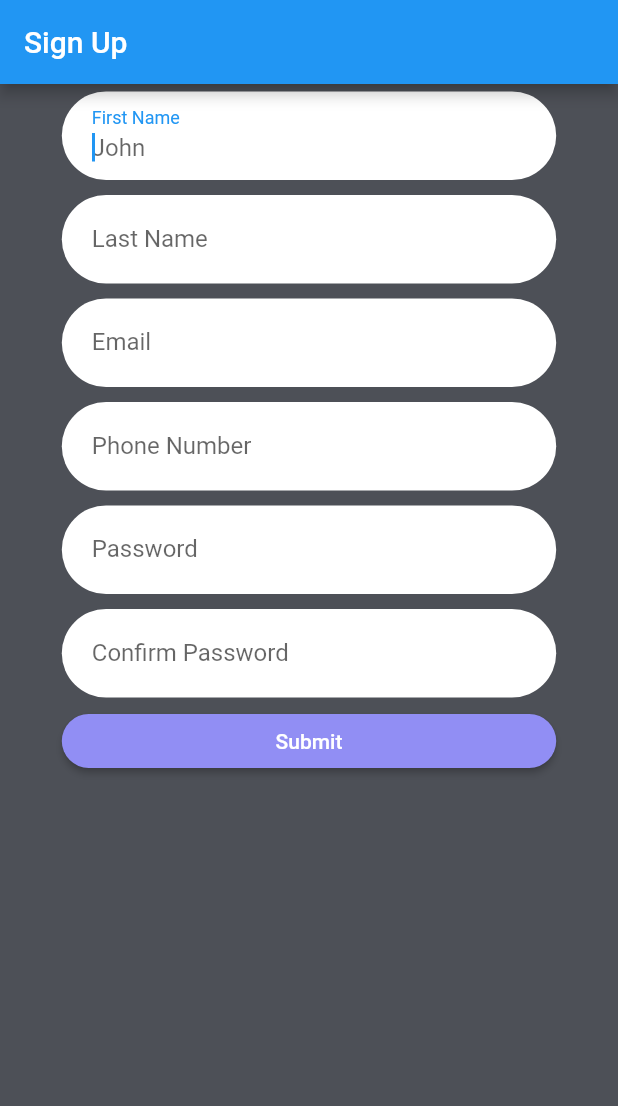
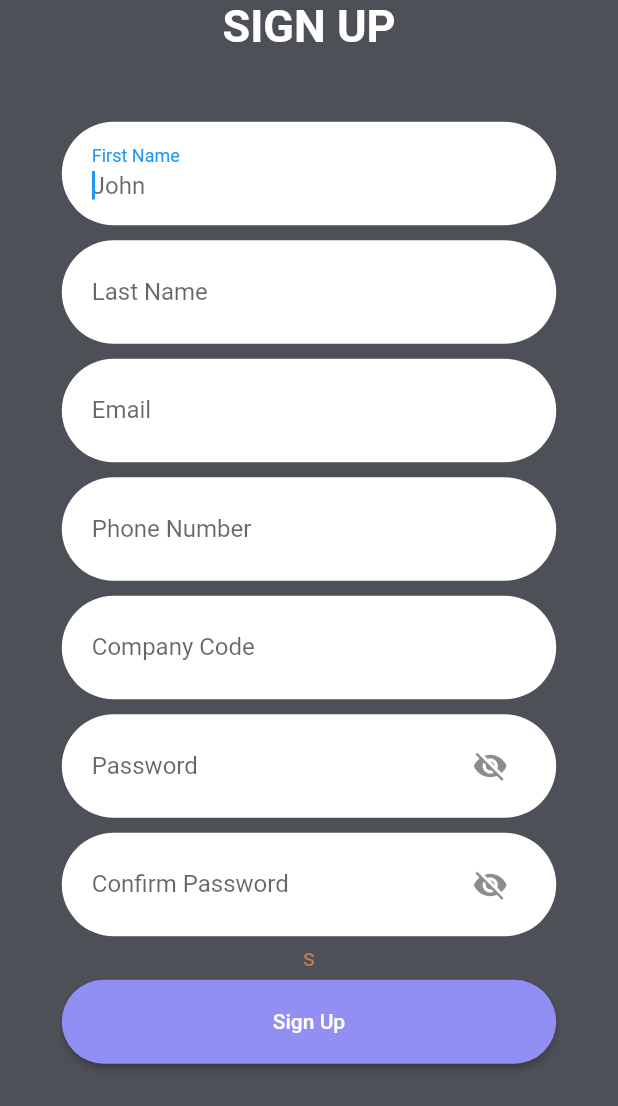
Before and after one commit to cgprats/COP4331-SchedulingManager, a Flutter app: the screen it shows after launch, on a phone screen of 412 x 824 dp. Shown: the top 1106 px of the screen. Run offline on Flutter 3.47's test engine with Material 2 defaults, Android fonts, the phone set to English and light mode, and no system bars; accounts and stored records are empty.

Commit message:
Update Sign Up Page

```diff
--- a/mobile/lib/components/rounded-password-field.dart
+++ /dev/null
@@ -1,41 +0,0 @@
-import 'package:flutter/material.dart';
-
-import 'package:mobile/utils/CustomColors.dart';
-import 'text_field_container.dart';
-
-class RoundedPasswordField extends StatelessWidget {
-  final String? hintText;
-  final String? labelText;
-  final double? width;
-  final double? height;
-  final Function(String)? onChanged;
-  final bool autofocus;
-
-  const RoundedPasswordField({
-    //   Key key,
-    this.hintText = 'Password',
-    this.labelText = 'Password',
-    this.width,
-    this.height,
-    this.onChanged,
-    this.autofocus = false,
-  }); // : super(key: key);
-
-  @override
-  Widget build(BuildContext context) {
-    return TextFieldContainer(
-      child: TextField(
-        obscureText: true,
-        decoration: InputDecoration(
-          hintText: this.hintText,
-          labelText: this.labelText,
-          border: InputBorder.none,
-        ),
-        onChanged: this.onChanged,
-        autofocus: this.autofocus,
-      ),
-      width: this.width,
-      height: this.height,
-    );
-  }
-}
--- a/mobile/lib/components/rounded_button.dart
+++ b/mobile/lib/components/rounded_button.dart
@@ -21,10 +21,13 @@ class RoundedButton extends StatelessWidget {
 
   @override
   Widget build(BuildContext context) {
-    return ElevatedButton(
+    return Container(
+      width: this.width,
+      margin: EdgeInsets.symmetric(vertical: 5),
+      child: ElevatedButton(
         style: ButtonStyle(
           padding: MaterialStateProperty.all<EdgeInsetsGeometry>(
-          EdgeInsets.symmetric(vertical: 0, horizontal: 20),
+            EdgeInsets.symmetric(vertical: 20, horizontal: 20),
           ),
           backgroundColor: MaterialStateProperty.all<Color>(
             this.color,
@@ -34,15 +37,16 @@ class RoundedButton extends StatelessWidget {
               borderRadius: BorderRadius.circular(999),
             ),
           ),
-        fixedSize: MaterialStateProperty.all<Size>(
-          Size(this.width, this.height),
-        ),
+          // fixedSize: MaterialStateProperty.all<Size>(
+          //   Size(this.width, this.height),
+          // ),
         ),
         child: Text(
           this.text,
           style: TextStyle(color: this.textColor),
         ),
         onPressed: onPress,
+      ),
     );
   }
 }
--- a/mobile/lib/components/rounded_input_field.dart
+++ b/mobile/lib/components/rounded_input_field.dart
@@ -4,34 +4,51 @@ import 'package:mobile/utils/CustomColors.dart';
 import 'text_field_container.dart';
 
 class RoundedInputField extends StatelessWidget {
-  final String? hintText;
-  final String? labelText;
-  final double? width;
-  final double? height;
-  final Function(String)? onChanged;
-  final bool autofocus;
+  final String? hintText, labelText, errorMessage;
+  final double? width, height;
+  final Function(String)? onChanged, onFieldSubmitted;
+  final bool obscureText, autofocus, required;
+  final TextInputAction textInputAction;
+  final IconButton? suffixIcon;
 
   const RoundedInputField({
-    //Key key,
+    //   Key key,
     this.hintText,
     this.labelText,
+    this.errorMessage = 'Field cannot be empty',
     this.width,
     this.height,
     this.onChanged,
+    this.onFieldSubmitted,
+    this.obscureText = false,
     this.autofocus = false,
-  }); //: super(key: key);
+    this.required = true,
+    this.textInputAction = TextInputAction.next,
+    this.suffixIcon,
+  }); // : super(key: key);
 
   @override
   Widget build(BuildContext context) {
     return TextFieldContainer(
-      child: TextField(
+      child: TextFormField(
+        obscureText: this.obscureText,
         decoration: InputDecoration(
           hintText: this.hintText,
           labelText: this.labelText,
           border: InputBorder.none,
+          suffixIcon: this.suffixIcon,
         ),
+        validator: (value) {
+          // if (this.required && (value == null || value.isEmpty)) {
+          //   return this.errorMessage;
+          // }
+          return null;
+        },
         onChanged: this.onChanged,
+        onFieldSubmitted: this.onFieldSubmitted,
         autofocus: this.autofocus,
+        textInputAction: this.textInputAction,
+
       ),
       width: this.width,
       height: this.height,
--- a/mobile/lib/components/text_field_container.dart
+++ b/mobile/lib/components/text_field_container.dart
@@ -20,7 +20,7 @@ class TextFieldContainer extends StatelessWidget {
   Widget build(BuildContext context) {
     return Container(
       margin: EdgeInsets.symmetric(vertical: 5),
-      padding: EdgeInsets.symmetric(vertical: 0, horizontal: 20),
+      padding: EdgeInsets.symmetric(vertical: 5, horizontal: 20),
       width: this.width,
       height: this.height,
       decoration: BoxDecoration(
--- a/mobile/lib/screens/SignUpScreen.dart
+++ b/mobile/lib/screens/SignUpScreen.dart
@@ -7,7 +7,6 @@ import 'package:mobile/utils/global_data.dart';
 import 'package:mobile/utils/getAPI.dart';
 import 'package:mobile/utils/CustomColors.dart';
 import 'package:mobile/components/rounded_input_field.dart';
-import 'package:mobile/components/rounded-password-field.dart';
 import 'package:mobile/components/rounded_button.dart';
 
 class SignUpScreen extends StatefulWidget {
@@ -16,15 +15,6 @@ class SignUpScreen extends StatefulWidget {
 }
 
 class _SignUpScreenState extends State<SignUpScreen> {
-  final _formKey = GlobalKey<FormState>();
-  String? firstName,
-      lastName,
-      phone,
-      email,
-      password,
-      passwordConfirm,
-      employerCode;
-
   @override
   Widget build(BuildContext context) {
     // MediaQueryData mq = MediaQuery.of(context);
@@ -32,71 +22,33 @@ class _SignUpScreenState extends State<SignUpScreen> {
     //   mq.size.width,
     //   mq.size.height - mq.viewInsets.vertical - mq.viewPadding.vertical - mq.padding.vertical,
     // );
-    Size size = MediaQuery.of(context).size;
+    Size _size = MediaQuery.of(context).size;
     return Scaffold(
-      appBar: AppBar(
-        title: Text('Sign Up'),
-      ),
+      // appBar: AppBar(
+      //   title: Text('Sign Up'),
+      // ),
       body: SingleChildScrollView(
+        padding: EdgeInsets.only(top: MediaQuery.of(context).viewPadding.top),
         child: Container(
           // height: size.height,
           width: double.infinity,
           child: Column(
             mainAxisAlignment: MainAxisAlignment.center,
-            crossAxisAlignment: CrossAxisAlignment.center,
+            // crossAxisAlignment: CrossAxisAlignment.center,
             children: <Widget>[
-              RoundedInputField(
-                labelText: 'First Name',
-                hintText: 'John',
-                width: size.width * 0.8,
-                onChanged: (text) {
-                  firstName = text;
-                },
-                autofocus: true,
+              _AccountTypeSelector(),
+              Text(
+                "SIGN UP",
+                style: TextStyle(
+                  fontWeight: FontWeight.bold,
+                  color: CustomColors.white,
+                  fontSize: 30,
+                ),
               ),
-              RoundedInputField(
-                labelText: 'Last Name',
-                hintText: 'Doe',
-                width: size.width * 0.8,
-                onChanged: (text) {
-                  lastName = text;
-                },
+              SizedBox(
+                height: _size.height * 0.05,
               ),
-              RoundedInputField(
-                labelText: 'Email',
-                hintText: 'john.doe@email.com',
-                width: size.width * 0.8,
-                onChanged: (text) {
-                  email = text;
-                },
-              ),
-              RoundedInputField(
-                labelText: 'Phone Number',
-                hintText: '(123) 456-7890',
-                width: size.width * 0.8,
-                onChanged: (text) {
-                  phone = text;
-                },
-              ),
-              RoundedPasswordField(
-                width: size.width * 0.8,
-                onChanged: (text) {
-                  password = text;
-                },
-              ),
-              RoundedPasswordField(
-                labelText: 'Confirm Password',
-                hintText: 'Confirm Password',
-                width: size.width * 0.8,
-                onChanged: (text) {
-                  passwordConfirm = text;
-                },
-              ),
-              RoundedButton(
-                text: 'Submit',
-                onPress: registerWorker,
-                width: size.width * 0.8,
-              ),
+              _SignUpForm(),
             ],
           ),
         ),
@@ -104,29 +56,176 @@ class _SignUpScreenState extends State<SignUpScreen> {
       backgroundColor: CustomColors.grey,
     );
   }
+}
 
-  void registerWorker() async {
-    String dir = '/registerworker';
-    Map payload = {
-      'firstName': firstName,
-      'lastName': lastName,
-      'phone': phone,
-      'email': email,
-      'password': password,
-      'password_confirm': passwordConfirm,
-      'employercode': employerCode,
-    };
-    String ret = await API.getJson(dir, payload);
+class _SignUpForm extends StatefulWidget {
+  @override
+  _SignUpFormState createState() => _SignUpFormState();
+}
+
+class _SignUpFormState extends State<_SignUpForm> {
+  final _formKey = GlobalKey<FormState>();
+  Map _payload = Map();
+  bool _visible1 = false, _visible2 = false;
+  String _errorMessage = 's';
+
+  @override
+  Widget build(BuildContext context) {
+    Size _size = MediaQuery.of(context).size;
+    _payload['flag'] = 0;
+    return Form(
+      key: _formKey,
+      child: Column(
+        children: <Widget>[
+          RoundedInputField(
+            labelText: 'First Name',
+            hintText: 'John',
+            width: _size.width * 0.8,
+            onChanged: (text) {
+              _payload['firstName'] = text;
+            },
+            autofocus: true,
+          ),
+          RoundedInputField(
+            labelText: 'Last Name',
+            hintText: 'Doe',
+            width: _size.width * 0.8,
+            onChanged: (text) {
+              _payload['lastName'] = text;
+            },
+          ),
+          RoundedInputField(
+            labelText: 'Email',
+            hintText: 'john.doe@email.com',
+            width: _size.width * 0.8,
+            onChanged: (text) {
+              _payload['email'] = text;
+            },
+          ),
+          RoundedInputField(
+            labelText: 'Phone Number',
+            hintText: '(123) 456-7890',
+            width: _size.width * 0.8,
+            onChanged: (text) {
+              _payload['phone'] = text;
+            },
+          ),
+          RoundedInputField(
+            labelText: 'Company ' +
+                () {
+                  if (_payload['flag'] == 1)
+                    return 'Name';
+                  else
+                    return 'Code';
+                }(),
+            hintText: '1234',
+            width: _size.width * 0.8,
+            onChanged: (text) {
+              if (_payload['flag'] == 1)
+                _payload['companyName'] = text;
+              else
+                _payload['companyCode'] = text;
+            },
+          ),
+          RoundedInputField(
+            labelText: 'Password',
+            hintText: 'Password',
+            obscureText: !_visible1,
+            width: _size.width * 0.8,
+            onChanged: (text) {
+              _payload['password'] = text;
+            },
+            suffixIcon: IconButton(
+              icon: Icon(
+                _visible1 ? Icons.visibility : Icons.visibility_off,
+              ),
+              onPressed: () {
+                setState(() {
+                  _visible1 = !_visible1;
+                });
+              },
+            ),
+          ),
+          RoundedInputField(
+            labelText: 'Confirm Password',
+            hintText: 'Confirm Password',
+            obscureText: !_visible2,
+            width: _size.width * 0.8,
+            textInputAction: TextInputAction.done,
+            onChanged: (text) {
+              _payload['password_confirm'] = text;
+            },
+            suffixIcon: IconButton(
+              icon: Icon(
+                _visible2 ? Icons.visibility : Icons.visibility_off,
+              ),
+              onPressed: () {
+                setState(() {
+                  _visible2 = !_visible2;
+                });
+              },
+            ),
+            onFieldSubmitted: (text) {
+              if (_formKey.currentState!.validate()) {
+                _register(_payload);
+              }
+            },
+          ),
+          Visibility(
+            visible: _errorMessage.isNotEmpty,
+            child: Text(
+              _errorMessage,
+              style: TextStyle(
+                color: CustomColors.orange,
+                fontSize: 16,
+              ),
+            ),
+          ),
+          RoundedButton(
+            text: 'Sign Up',
+            width: _size.width * 0.8,
+            color: _payload['flag'] == 1
+                ? CustomColors.green
+                : CustomColors.purple,
+            onPress: () {
+              if (_formKey.currentState!.validate()) {
+                _register(_payload);
+              }
+            },
+          ),
+        ],
+      ),
+    );
+  }
+
+  void _register(Map _payload) async {
+    String dir = '/register';
+    String ret = await API.getJson(dir, _payload);
+    print(ret);
     var jsonObj = json.decode(ret);
     if (ret.isEmpty) {
-      print('something is fucked up!');
+      print('oh no :(');
     } else {
-      GlobalData.firstName = jsonObj['firstName'];
-      GlobalData.lastName = jsonObj['lastName'];
-      GlobalData.phone = jsonObj['phone'];
-      GlobalData.email = jsonObj['email'];
-      GlobalData.password = jsonObj['password'];
-      GlobalData.companyInfo = jsonObj['employercode'];
+      setState(
+        () {
+          _errorMessage =
+              jsonObj['error'].startsWith('Success: ') ? '' : jsonObj['error'];
+        },
+      );
     }
   }
 }
+
+class _AccountTypeSelector extends StatefulWidget {
+  @override
+  _AccountTypeSelectorState createState() => _AccountTypeSelectorState();
+}
+
+class _AccountTypeSelectorState extends State<_AccountTypeSelector> {
+  @override
+  Widget build(BuildContext context) {
+    return Container(
+
+    );
+  }
+}
--- a/mobile/lib/utils/getAPI.dart
+++ b/mobile/lib/utils/getAPI.dart
@@ -10,6 +10,7 @@ class API {
     try {
       http.Response res = await http.post(
         Uri.parse(urlBase + dir),
+
         headers: <String, String>{
           'Content-Type': 'application/json; charset=UTF-8',
         },
```
Also changed, not shown: 1 other file. Lines whose indentation alone changed are shown as unchanged.
